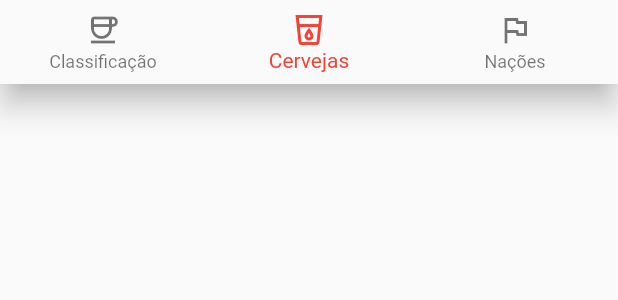
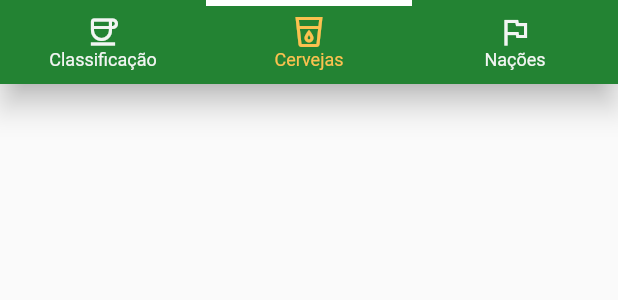
Before and after one commit to italo-mauricio/App-Brasileirao, a Flutter app: the MyBottomNav widget shown alone on an empty page, opened directly, on a phone screen of 412 x 824 dp. Shown: the top 300 px of the screen. Run offline on Flutter 3.47's test engine with Material 2 defaults, Android fonts, the phone set to English and light mode, and no system bars; our stand-ins replace flutter_hooks, google_fonts.

Commit message:
ajeitando as cores

```diff
--- a/brasileirao/lib/home/HomePage.dart
+++ b/brasileirao/lib/home/HomePage.dart
@@ -9,6 +9,7 @@ var dataService = DataService();
 
 class MyApp extends StatelessWidget {
   final VoidCallback logoutCallback;
+
   const MyApp({Key? key, required this.logoutCallback}) : super(key: key);
 
   @override
@@ -17,6 +18,7 @@ class MyApp extends StatelessWidget {
       debugShowCheckedModeBanner: false,
       home: Scaffold(
         appBar: AppBar(
+          backgroundColor: const Color.fromRGBO(35, 131, 51, 1.0),
           title: Center(
             child: Text(
               "Brasileirão Max",
@@ -26,19 +28,17 @@ class MyApp extends StatelessWidget {
         ),
         body: const MyBody(),
         drawer: DrawerApp(logoutCallback: logoutCallback),
-        bottomNavigationBar:
-            MyBottomNav(itemSelectedCallback: dataService.chamarApi),
+        bottomNavigationBar: MyBottomNav(itemSelectedCallback: dataService.chamarApi),
       ),
     );
   }
 }
 
 class MyBody extends StatelessWidget {
-  const MyBody({super.key});
+  const MyBody({Key? key}) : super(key: key);
 
   @override
   Widget build(BuildContext context) {
-    // TODO: implement build
     return ValueListenableBuilder(
       valueListenable: dataService.tableStateNotifier,
       builder: (_, value, __) {
@@ -60,24 +60,30 @@ class MyBody extends StatelessWidget {
                 child: Text("Aconteceu um imprevisto, chame o DevOps"));
         }
         return const Text("...");
-        });
+      },
+    );
   }
 }
 
 class MyBottomNav extends HookWidget {
   final _itemSelectedCallback;
 
-  MyBottomNav({itemSelectedCallback})
-      : _itemSelectedCallback = itemSelectedCallback ?? (int);
+  MyBottomNav({itemSelectedCallback}) : _itemSelectedCallback = itemSelectedCallback ?? (int);
 
   @override
   Widget build(BuildContext context) {
     var state = useState(1);
 
-    return BottomNavigationBar(
+    return Stack(
+      alignment: Alignment.bottomCenter,
+      children: [
+        BottomNavigationBar(
+          backgroundColor: const Color.fromRGBO(35, 131, 51, 1.0),
+          selectedItemColor: const Color.fromRGBO(252, 193, 79, 1.0),
+          unselectedItemColor: const Color.fromARGB(248, 248, 248, 248),
+          selectedFontSize: 12.0,
           onTap: (index) {
             state.value = index;
-
             _itemSelectedCallback(index);
           },
           currentIndex: state.value,
@@ -87,9 +93,24 @@ class MyBottomNav extends HookWidget {
               icon: Icon(Icons.coffee_outlined),
             ),
             BottomNavigationBarItem(
-              label: "Cervejas", icon: Icon(Icons.local_drink_outlined)),
+              label: "Cervejas",
+              icon: Icon(Icons.local_drink_outlined),
+            ),
             BottomNavigationBarItem(
-              label: "Nações", icon: Icon(Icons.flag_outlined))
-        ]);
+              label: "Nações",
+              icon: Icon(Icons.flag_outlined),
+            ),
+          ],
+        ),
+        Positioned(
+          top: 0,
+          child: Container(
+            color: Colors.white,
+            height: 4.0,
+            width: MediaQuery.of(context).size.width / 3,
+          ),
+        ),
+      ],
+    );
   }
 }
```
Lines whose indentation alone changed are shown as unchanged.
